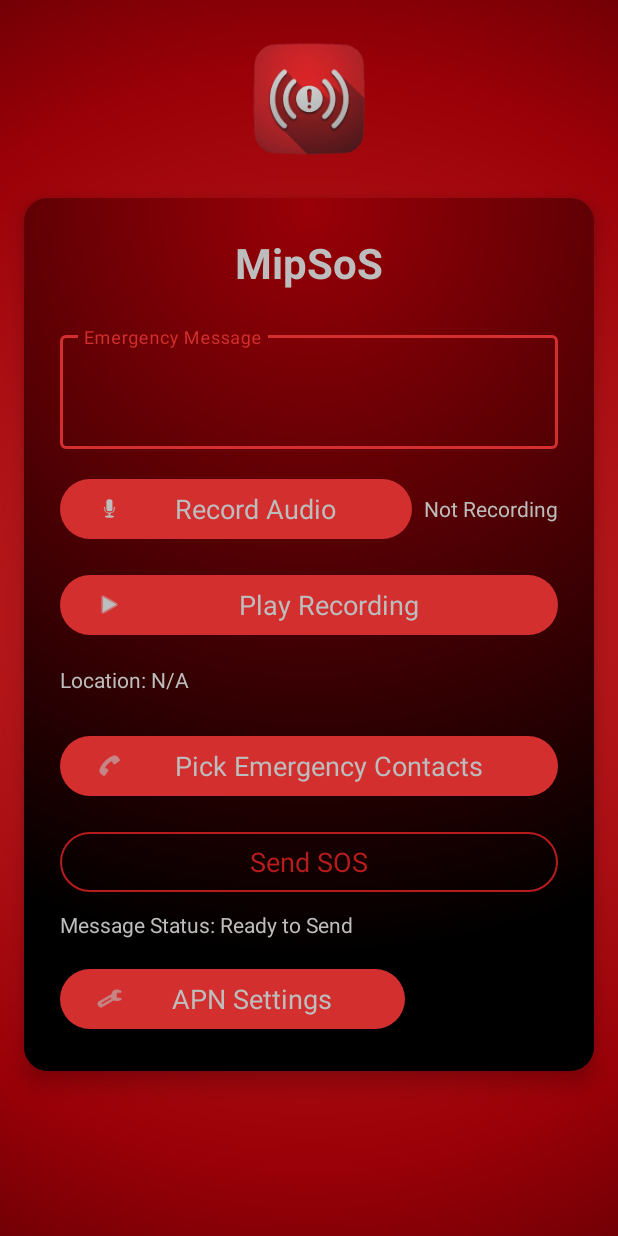
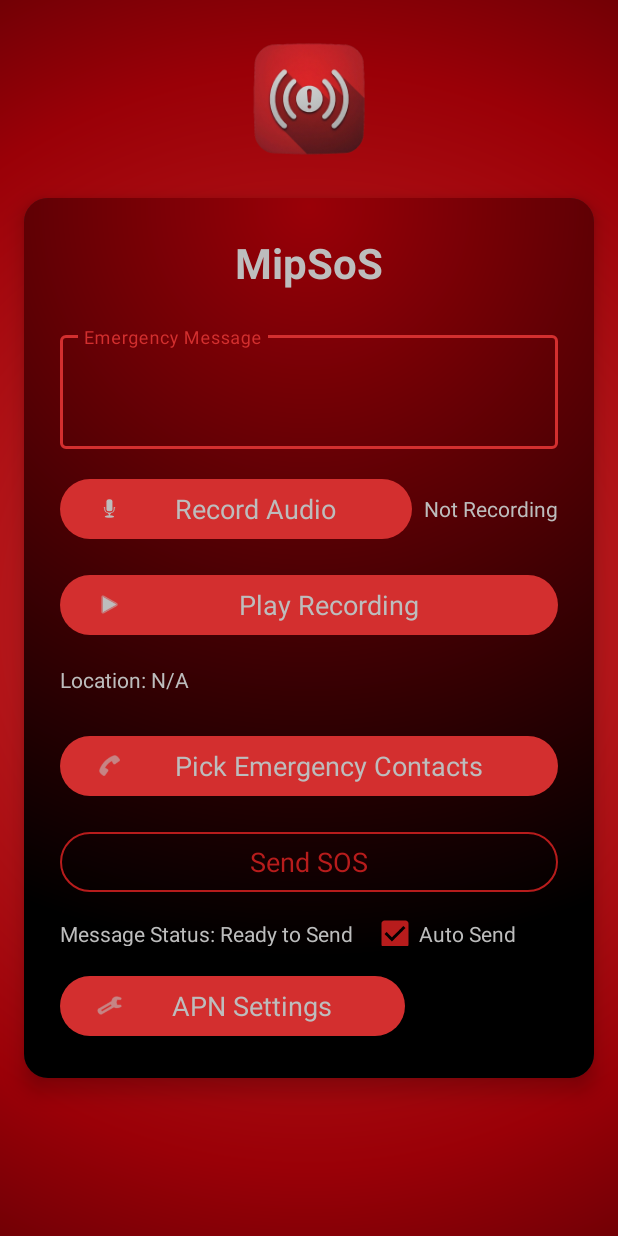
Before and after one commit to kaanaldemir/MipSoS, an Android app: the layout activity_main.xml on its own in the app's theme, with its tools: preview values and no code run, on a phone screen of 412 x 824 dp. Run offline under Robolectric (Android 15) with nearby library versions, the phone set to English and light mode, and no system bars.

Commit message:
Auto SOS

```diff
--- a/app/src/main/java/com/mipo/mipsos/PermissionHelper.kt
+++ b/app/src/main/java/com/mipo/mipsos/PermissionHelper.kt
@@ -44,7 +44,8 @@ class PermissionHelper(
             Manifest.permission.ACCESS_FINE_LOCATION,
             Manifest.permission.ACCESS_COARSE_LOCATION,
             Manifest.permission.RECORD_AUDIO,
-            Manifest.permission.SEND_SMS
+            Manifest.permission.SEND_SMS,
+            Manifest.permission.READ_CONTACTS
         )
 
         val permissionsNeeded = permissionsToRequest.filter {
@@ -132,6 +133,7 @@ class PermissionHelper(
                 Manifest.permission.ACCESS_FINE_LOCATION, Manifest.permission.ACCESS_COARSE_LOCATION -> includesLocation = true
                 Manifest.permission.RECORD_AUDIO -> friendlyNames.add("Microphone")
                 Manifest.permission.SEND_SMS -> friendlyNames.add("SMS")
+                Manifest.permission.READ_CONTACTS -> friendlyNames.add("Contacts")
                 else -> friendlyNames.add(permission)
             }
         }
--- a/app/src/main/res/layout/activity_main.xml
+++ b/app/src/main/res/layout/activity_main.xml
@@ -146,6 +146,12 @@
                 android:textColor="@color/secondary_color"
                 app:strokeColor="@color/secondary_color" />
 
+            <LinearLayout
+                android:layout_width="match_parent"
+                android:layout_height="wrap_content"
+                android:orientation="horizontal"
+                android:gravity="center_vertical">
+
                 <TextView
                     android:id="@+id/sendStatusTextView"
                     android:layout_width="wrap_content"
@@ -153,6 +159,17 @@
                     android:text="Message Status: Ready to Send"
                     android:layout_marginTop="8dp"
                     android:textColor="@color/secondary_text_color" />
+
+                <CheckBox
+                    android:id="@+id/autoSendCheckbox"
+                    android:layout_width="wrap_content"
+                    android:layout_marginTop="8dp"
+                    android:layout_height="24dp"
+                    android:layout_marginStart="12dp"
+                    android:text="Auto Send"
+                    android:textColor="@color/primary_text_color"
+                    android:checked="true" />
+            </LinearLayout>
 
             <Space
                 android:layout_width="match_parent"
```
Also changed, not shown: app/src/main/java/com/mipo/mipsos/ContactPickerActivity.kt (+20 -6 lines), app/src/main/java/com/mipo/mipsos/DialogHelper.kt (+17 -1 lines), app/src/main/java/com/mipo/mipsos/MainActivity.kt (+48 -0 lines), app/src/main/res/layout/dialog_countdown.xml (added, +16 -0 lines). Lines whose indentation alone changed are shown as unchanged.
